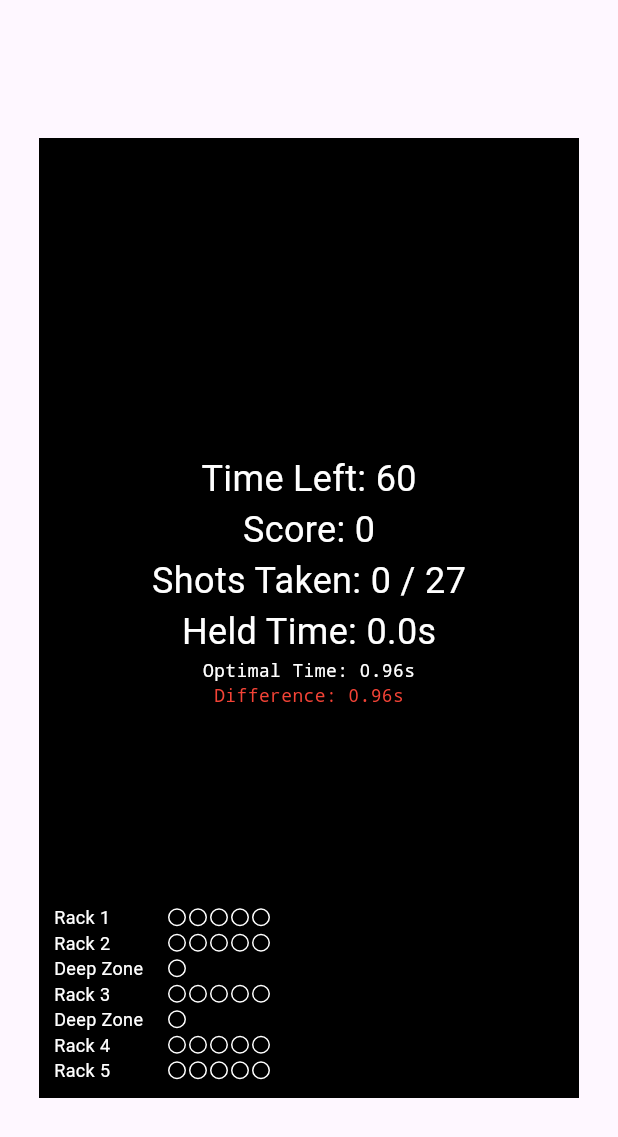
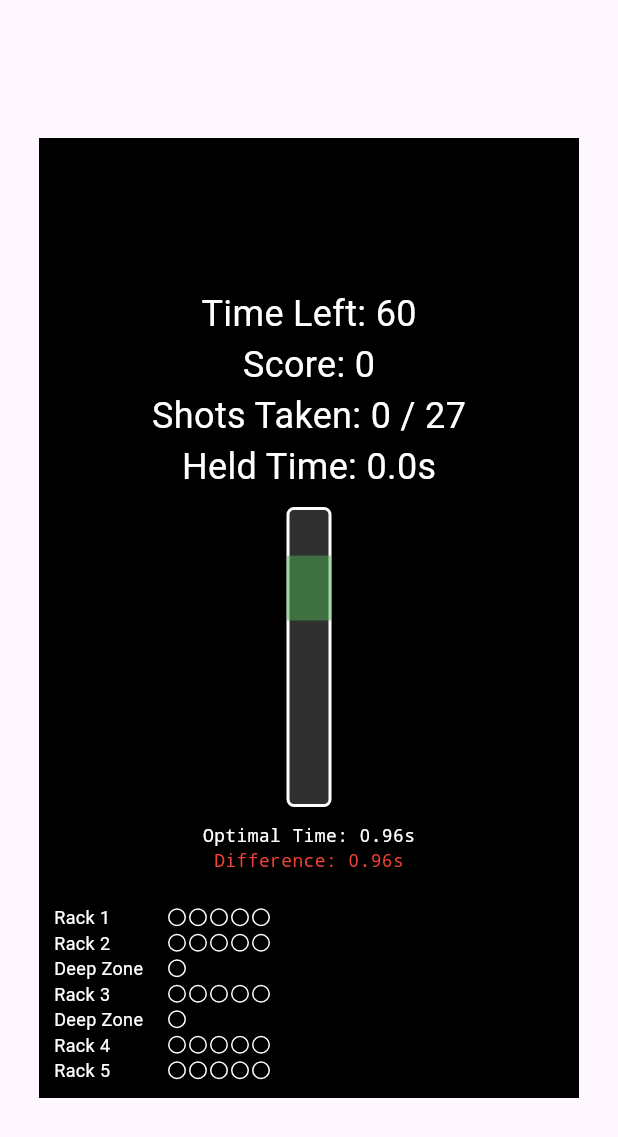
Before and after one commit to melkyG/MoneyBallApp, a Flutter app: the screen it shows after launch, after a tap on "Ready", on a phone screen of 412 x 824 dp. Shown: the top 1137 px of the screen. Run offline on Flutter 3.47's test engine with Material 3 defaults, Android fonts, the phone set to English and light mode, and no system bars.

Commit message:
add inital version of shooting bar

```diff
--- a/lib/game_logic.dart
+++ b/lib/game_logic.dart
@@ -13,6 +13,7 @@ class GameLogic {
   bool isHolding = false;
   Timer? holdTimer;
   Timer? gameTimer;
+  bool shotMade = false;
 
   final int totalShots = 27; // 5 racks * 5 shots + 2 money balls
   List<int> shotValues = [];
@@ -105,10 +106,11 @@ class GameLogic {
     double missChance = difference <= 0.1 ? 0 : (difference - 0.1) / 0.2;
 
     if (missChance > 1.0) {
-      missChance = 1.0;
+      shotMade = false;
+    } else {
+      shotMade = Random().nextDouble() > missChance;
     }
 
-    bool shotMade = Random().nextDouble() > missChance;
     int row = getShotRow(shotsTaken - 1);
 
     if (row < shotProgress.length) {
@@ -141,7 +143,10 @@ class GameLogic {
   }
 
   int getShotPoints(int shotIndex) {
-    if (shotIndex == 10 || shotIndex == 16) return 3; // Money Balls worth 3 points
-    return (shotIndex % 5 == 4) ? 2 : 1; // Last ball in each rack worth 2, others worth 1
+    if (shotIndex == 10 || shotIndex == 16)
+      return 3; // Money Balls worth 3 points
+    return (shotIndex % 5 == 4)
+        ? 2
+        : 1; // Last ball in each rack worth 2, others worth 1
   }
 }
--- a/lib/ui.dart
+++ b/lib/ui.dart
@@ -1,5 +1,6 @@
 import 'package:flutter/material.dart';
 import 'dart:async';
+import 'dart:math'; // For pow() function
 import 'game_logic.dart';
 
 class BasketballGame extends StatefulWidget {
@@ -38,33 +39,45 @@ class _BasketballGameState extends State<BasketballGame> {
                       style: TextStyle(
                         fontSize: 32,
                         fontWeight: FontWeight.bold,
-                        color: Colors.grey
-                      )
+                        color: Colors.grey,
+                      ),
                     ),
                   )
                 : gameLogic.inGame
                     ? GestureDetector(
-                        onTapDown: (_) => gameLogic.startHolding(() => setState(() {}), () => gameLogic.startGameTimer(() => setState(() {}))),
+                        onTapDown: (_) => gameLogic.startHolding(
+                            () => setState(() {}),
+                            () => gameLogic
+                                .startGameTimer(() => setState(() {}))),
                         onTapUp: (_) {
                           if (gameLogic.isHolding) {
                             gameLogic.releaseShot(() => setState(() {}));
                           }
                         },
                         child: Container(
-                          color: Colors.transparent, // Make container transparent
+                          color:
+                              Colors.transparent, // Make container transparent
                           width: double.infinity,
                           height: double.infinity,
                           child: Column(
                             mainAxisAlignment: MainAxisAlignment.center,
                             children: [
                               Text("Time Left: ${gameLogic.timeLeft}",
-                                style: TextStyle(fontSize: 24, color: Colors.white)),
+                                  style: TextStyle(
+                                      fontSize: 24, color: Colors.white)),
                               Text("Score: ${gameLogic.score}",
-                                style: TextStyle(fontSize: 24, color: Colors.white)),
-                              Text("Shots Taken: ${gameLogic.shotsTaken} / ${gameLogic.totalShots}",
-                                style: TextStyle(fontSize: 24, color: Colors.white)),
-                              Text("Held Time: ${gameLogic.heldTime.toStringAsFixed(1)}s",
-                                style: TextStyle(fontSize: 24, color: Colors.white)),
+                                  style: TextStyle(
+                                      fontSize: 24, color: Colors.white)),
+                              Text(
+                                  "Shots Taken: ${gameLogic.shotsTaken} / ${gameLogic.totalShots}",
+                                  style: TextStyle(
+                                      fontSize: 24, color: Colors.white)),
+                              Text(
+                                  "Held Time: ${gameLogic.heldTime.toStringAsFixed(1)}s",
+                                  style: TextStyle(
+                                      fontSize: 24, color: Colors.white)),
+                              // Add the new shooting bar widget here
+                              buildShootingBar(),
                               Text(
                                 "Optimal Time: ${gameLogic.optimalTime.toStringAsFixed(2)}s",
                                 style: TextStyle(
@@ -73,14 +86,19 @@ class _BasketballGameState extends State<BasketballGame> {
                                   fontSize: 12,
                                 ),
                               ),
-                              Text("Difference: ${(gameLogic.heldTime - gameLogic.optimalTime).abs().toStringAsFixed(2)}s",
+                              Text(
+                                "Difference: ${(gameLogic.heldTime - gameLogic.optimalTime).abs().toStringAsFixed(2)}s",
                                 style: TextStyle(
-                                      color: (gameLogic.heldTime - gameLogic.optimalTime).abs() < 0.2
+                                  color: (gameLogic.heldTime -
+                                                  gameLogic.optimalTime)
+                                              .abs() <
+                                          0.2
                                       ? Colors.green
                                       : Colors.red,
                                   fontFamily: 'Courier',
                                   fontSize: 12,
-                                    )),
+                                ),
+                              ),
                               SizedBox(height: 50),
                             ],
                           ),
@@ -90,34 +108,123 @@ class _BasketballGameState extends State<BasketballGame> {
                         child: Column(
                           mainAxisAlignment: MainAxisAlignment.center,
                           children: [
-                            if (gameLogic.shotsTaken == gameLogic.totalShots || gameLogic.timeLeft == 0) ...[
+                            if (gameLogic.shotsTaken == gameLogic.totalShots ||
+                                gameLogic.timeLeft == 0) ...[
                               Text(
                                 "Game Over!",
                                 style: TextStyle(
                                   fontSize: 32,
                                   fontWeight: FontWeight.bold,
-                                  color: Colors.white
-                                )
+                                  color: Colors.white,
+                                ),
                               ),
                               Text(
                                 "Final Score: ${gameLogic.score}",
-                                style: TextStyle(fontSize: 24, color: Colors.white)
+                                style: TextStyle(
+                                    fontSize: 24, color: Colors.white),
                               ),
                             ],
                             SizedBox(height: 20),
                             ElevatedButton(
-                              onPressed: () => setState(() => gameLogic.startGame()),
+                              onPressed: () =>
+                                  setState(() => gameLogic.startGame()),
                               style: ElevatedButton.styleFrom(
                                 backgroundColor: Colors.green,
                               ),
-                              child: Text("Ready", style: TextStyle(color: Colors.white)),
+                              child: Text("Ready",
+                                  style: TextStyle(color: Colors.white)),
                             ),
                             SizedBox(height: 10),
                           ],
                         ),
                       ),
           ),
-          if (gameLogic.inGame || (gameLogic.shotsTaken > 0)) buildShotIndicator(), // Add the shooting progress indicator
+          if (gameLogic.inGame || (gameLogic.shotsTaken > 0))
+            buildShotIndicator(), // Add the shooting progress indicator
+        ],
+      ),
+    );
+  }
+
+  // Widget to display the shooting bar
+  Widget buildShootingBar() {
+    // Define the time range for the bar (0 to 1.85 seconds)
+    const double maxHoldTime =
+        1.85; // Maximum hold time for scaling (top of the bar)
+    const double barHeight = 200.0; // Height of the shooting bar
+    const double barWidth = 30.0; // Width of the shooting bar
+
+    // Fix the green band at 1.15–1.55 seconds
+    const double minOptimalTime = 1.15; // Lower bound of green band
+    const double maxOptimalTime = 1.55; // Upper bound of green band
+
+    // Calculate the position of the green band (fixed position)
+    double optimalBandBottom = (minOptimalTime / maxHoldTime) * barHeight;
+    double optimalBandTop = (maxOptimalTime / maxHoldTime) * barHeight;
+    double optimalBandHeight = optimalBandTop - optimalBandBottom;
+
+    // Ensure the green band stays within the bar
+    optimalBandBottom = optimalBandBottom.clamp(0, barHeight);
+    optimalBandTop = optimalBandTop.clamp(0, barHeight);
+    optimalBandHeight =
+        (optimalBandTop - optimalBandBottom).clamp(0, barHeight);
+
+    // Calculate the position of the moving indicator
+    // Use a power function: position = k * (heldTime)^n
+    double heldTime = gameLogic.heldTime
+        .clamp(0, maxHoldTime); // Clamp held time to the range
+    const double n = 2.0; // Exponent for acceleration (quadratic)
+
+    // The center of the green band in seconds is (1.15 + 1.55) / 2 = 1.35
+    const double greenBandCenterTime = (minOptimalTime + maxOptimalTime) / 2;
+    // The center of the green band in pixels
+    double greenBandCenterPosition =
+        (greenBandCenterTime / maxHoldTime) * barHeight;
+
+    // Calculate k so that at heldTime = gameLogic.optimalTime, the position is the center of the green band
+    double k = greenBandCenterPosition / pow(gameLogic.optimalTime, n);
+    double indicatorPosition = k * pow(heldTime, n);
+    indicatorPosition =
+        indicatorPosition.clamp(0, barHeight); // Ensure it stays within the bar
+
+    return Padding(
+      padding: const EdgeInsets.symmetric(vertical: 10),
+      child: Stack(
+        alignment: Alignment.bottomCenter,
+        children: [
+          // The shooting bar (background)
+          Container(
+            width: barWidth,
+            height: barHeight,
+            decoration: BoxDecoration(
+              color: Colors.grey.withOpacity(0.3),
+              border: Border.all(color: Colors.white, width: 2),
+              borderRadius: BorderRadius.circular(5),
+            ),
+          ),
+          // The green band (fixed position)
+          Positioned(
+            bottom: optimalBandBottom,
+            child: Container(
+              width: barWidth,
+              height: optimalBandHeight,
+              color: Colors.green.withOpacity(0.5),
+            ),
+          ),
+          // The moving indicator
+          if (gameLogic.isHolding) // Only show the indicator while holding
+            Positioned(
+              bottom: indicatorPosition,
+              child: Container(
+                width: barWidth,
+                height: 5,
+                color: (indicatorPosition >= optimalBandBottom &&
+                        indicatorPosition <= optimalBandTop)
+                    ? Colors
+                        .green // Change color to green when in the optimal range
+                    : Colors.white,
+              ),
+            ),
         ],
       ),
     );
@@ -125,7 +232,13 @@ class _BasketballGameState extends State<BasketballGame> {
 
   Widget buildShotIndicator() {
     List<String> labels = [
-      "Rack 1", "Rack 2", "Deep Zone", "Rack 3", "Deep Zone", "Rack 4", "Rack 5"
+      "Rack 1",
+      "Rack 2",
+      "Deep Zone",
+      "Rack 3",
+      "Deep Zone",
+      "Rack 4",
+      "Rack 5"
     ];
 
     return Positioned(
@@ -155,11 +268,13 @@ class _BasketballGameState extends State<BasketballGame> {
 
                   Color fillColor = Colors.transparent;
                   if (shotMade) {
-                    fillColor = (row == 2 || row == 4) ? Colors.amber : Colors.green;
+                    fillColor =
+                        (row == 2 || row == 4) ? Colors.amber : Colors.green;
                   }
 
                   return Padding(
-                    padding: EdgeInsets.symmetric(horizontal: 1), // Better spacing
+                    padding:
+                        EdgeInsets.symmetric(horizontal: 1), // Better spacing
                     child: Container(
                       width: 12,
                       height: 12,
```
Lines whose indentation alone changed are shown as unchanged.
